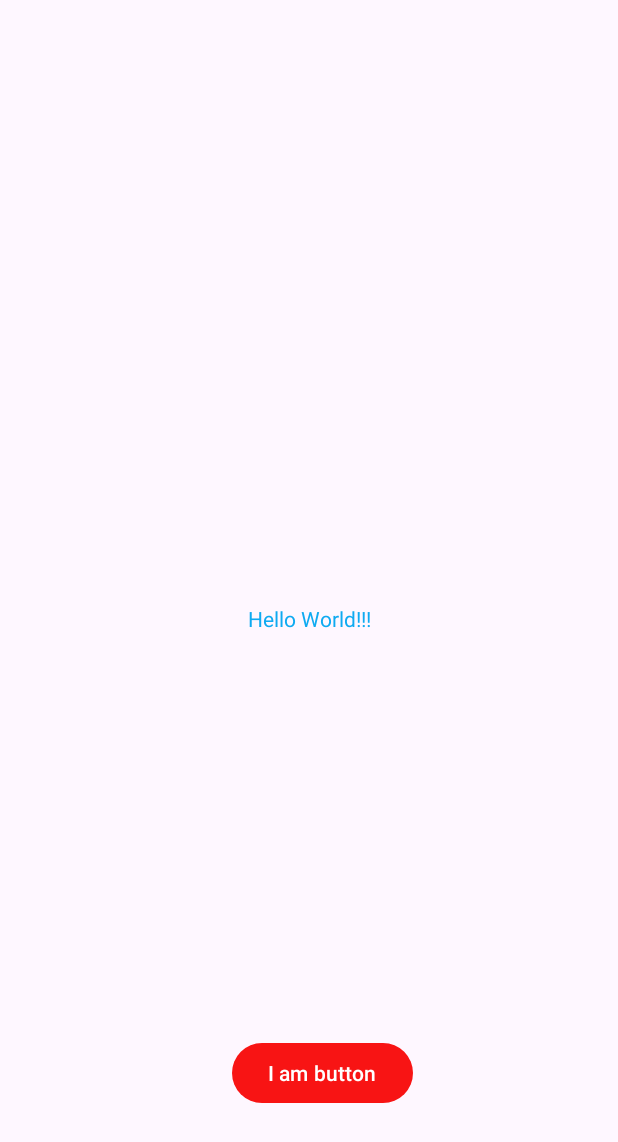
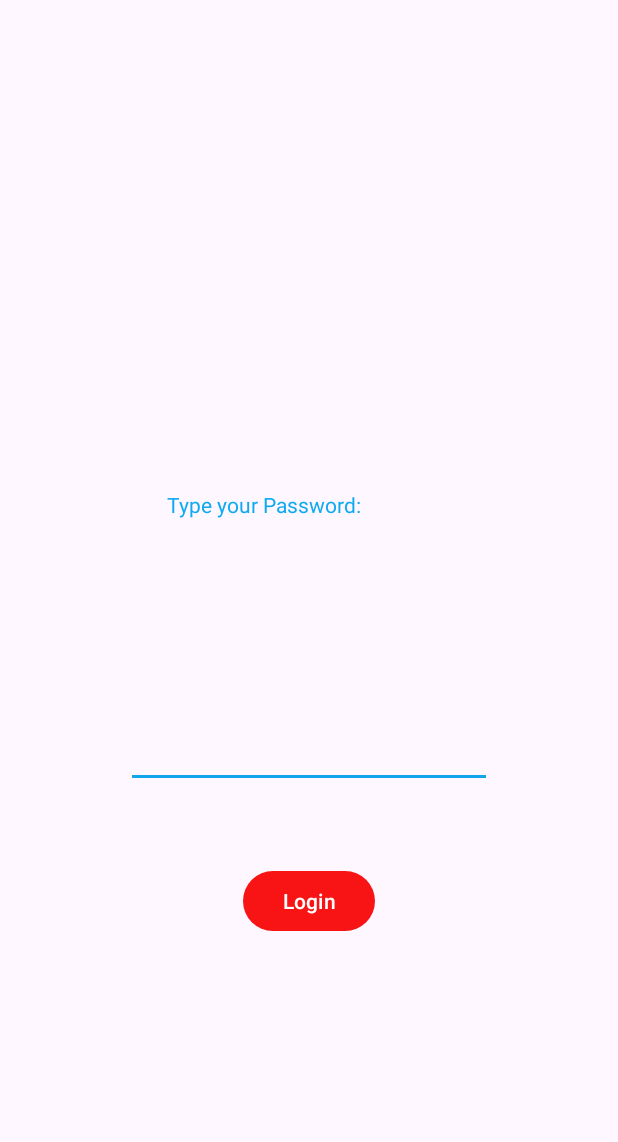
Before and after one commit to alkomij/AliAndroidLab, an Android app: the screen it shows after launch (MainActivity), on a phone screen of 412 x 824 dp. Shown: the top 1142 px of the screen. Run offline under Robolectric (Android 15) with nearby library versions, the phone set to English and light mode, and no system bars.

Commit message:
Week 5, Start

```diff
--- a/app/src/main/res/layout/activity_main.xml
+++ b/app/src/main/res/layout/activity_main.xml
@@ -7,30 +7,40 @@
     android:layout_height="match_parent"
     tools:context=".MainActivity">
 
-
-
-
-
-
-
     <TextView
-        android:layout_width="wrap_content"
-        android:layout_height="wrap_content"
-        android:text="@string/hello_message"
+        android:id="@+id/textView"
+        android:layout_width="190dp"
+        android:layout_height="50dp"
+        android:layout_centerHorizontal="true"
+        android:text="Type your Password:"
         app:layout_constraintBottom_toBottomOf="parent"
         app:layout_constraintEnd_toEndOf="parent"
         app:layout_constraintStart_toStartOf="parent"
-        app:layout_constraintTop_toTopOf="parent" >
-    </TextView>
+        app:layout_constraintTop_toTopOf="parent"
+        app:layout_constraintVertical_bias="0.422"
+        tools:ignore="MissingConstraints" />
+
+    <EditText
+        android:id="@+id/editText"
+        android:layout_width="244dp"
+        android:layout_height="94dp"
+        android:layout_below="@id/textView"
+        android:layout_centerHorizontal="true"
+        app:layout_constraintBottom_toTopOf="@+id/button"
+        app:layout_constraintEnd_toEndOf="parent"
+        app:layout_constraintStart_toStartOf="parent"
+        app:layout_constraintTop_toTopOf="parent"
+        app:layout_constraintVertical_bias="0.893" />
 
     <Button
+        android:id="@+id/button"
         android:layout_width="wrap_content"
         android:layout_height="wrap_content"
-        android:text="@string/button_message"
+        android:layout_below="@id/editText"
+        android:layout_centerHorizontal="true"
+        android:text="Login"
         app:layout_constraintBottom_toBottomOf="parent"
         app:layout_constraintEnd_toEndOf="parent"
-        app:layout_constraintHorizontal_bias="0.531"
         app:layout_constraintStart_toStartOf="parent"
-        app:layout_constraintTop_toTopOf="parent"
-        app:layout_constraintVertical_bias="0.891"></Button>
+        app:layout_constraintTop_toBottomOf="@+id/textView" />
 </androidx.constraintlayout.widget.ConstraintLayout>
```
Also changed, not shown: app/src/main/java/algon/cst2335/ALi/MainActivity.java (+90 -0 lines).
